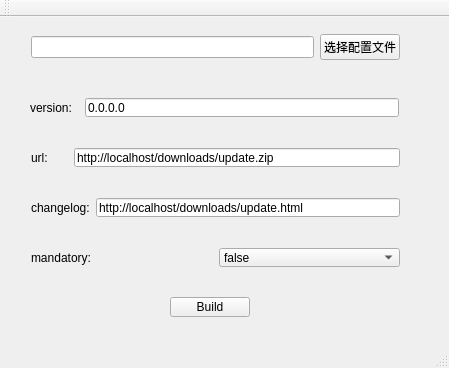
The window that mainwindow.ui (nolongerhesitate/PublishTools) describes before a commit, drawn with Qt 5.
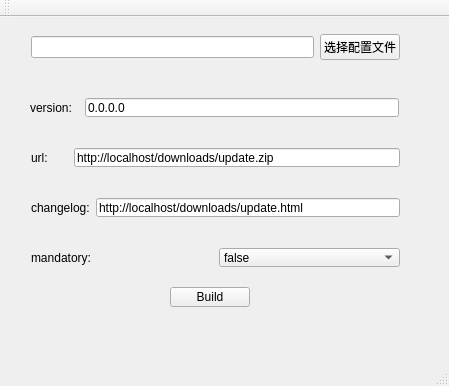
The same window after the commit.

```diff
--- a/mainwindow.ui
+++ b/mainwindow.ui
@@ -7,7 +7,7 @@
     <x>0</x>
     <y>0</y>
     <width>449</width>
-    <height>368</height>
+    <height>386</height>
    </rect>
   </property>
   <property name="windowTitle">
@@ -166,7 +166,7 @@
     <property name="geometry">
      <rect>
       <x>170</x>
-      <y>280</y>
+      <y>270</y>
       <width>80</width>
       <height>20</height>
      </rect>
```
Left out of the diff: 2 changed lines with no effect on the pictures.
